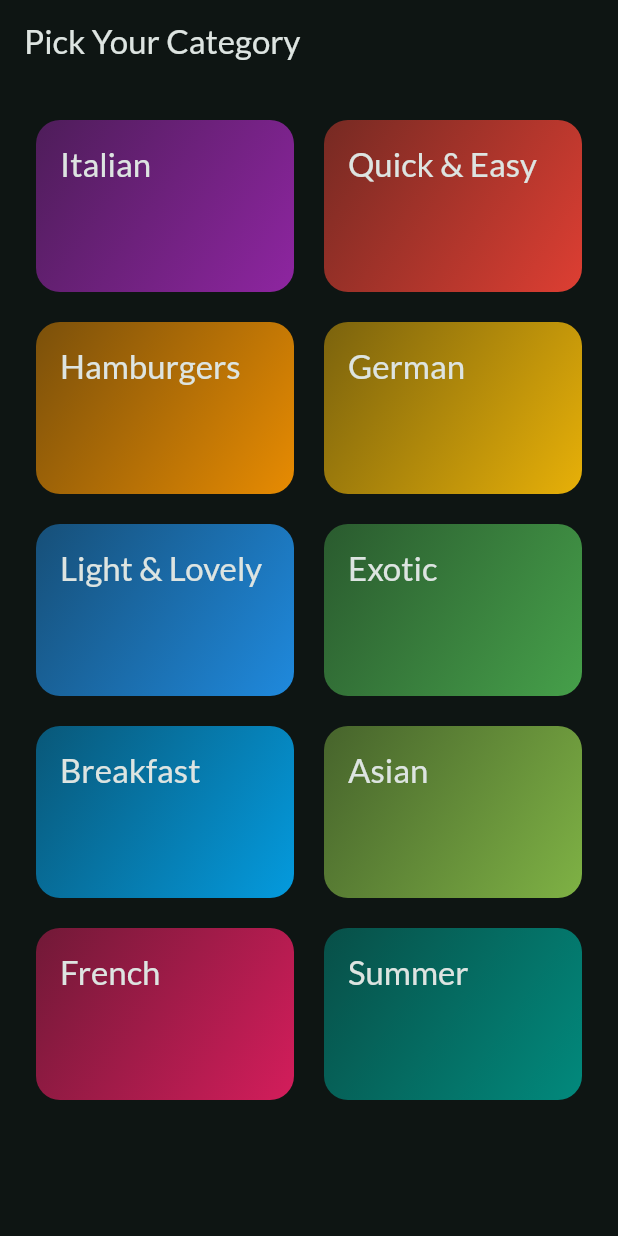
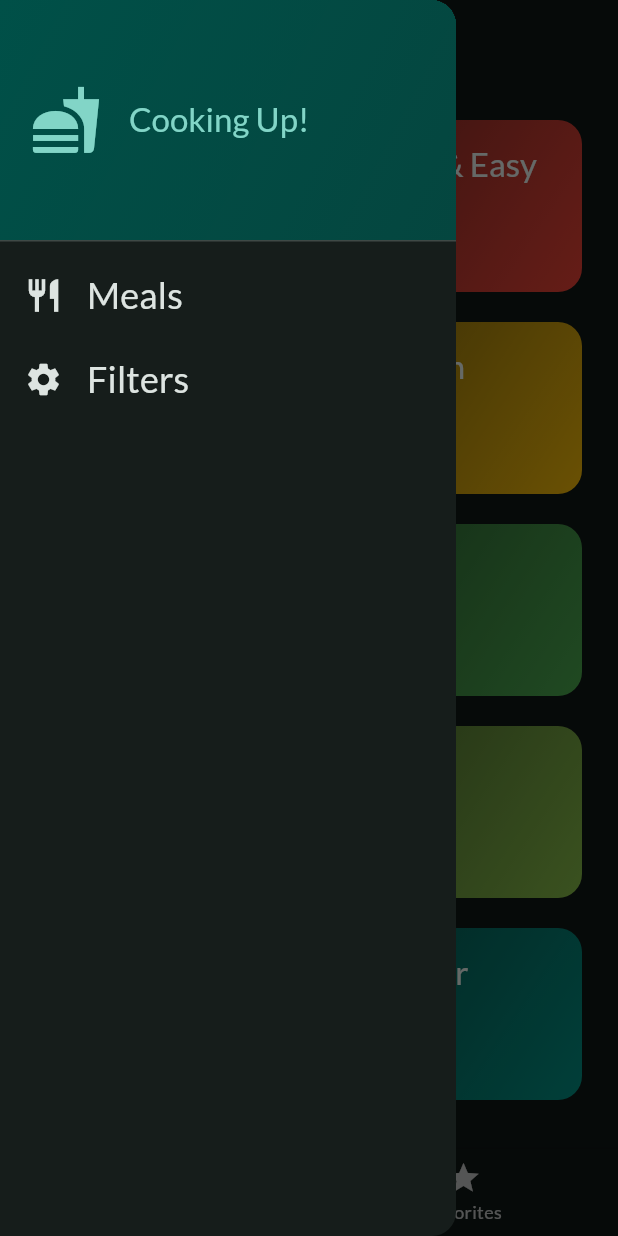
Before and after one commit to manques/flutter_meal_app, a Flutter app: the screen it shows after launch, with the side drawer open (before the commit the screen has no drawer), on a phone screen of 412 x 824 dp. Run offline on Flutter 3.47's test engine with Material 2 defaults, Android fonts, the phone set to English and light mode, and no system bars; our stand-ins replace google_fonts, transparent_image.

Commit message:
buildig multi screen & navigation

```diff
--- a/lib/app.dart
+++ b/lib/app.dart
@@ -1,15 +1,7 @@
 import 'package:flutter/material.dart';
-import 'package:flutter_meal_app/screens/categories/categories_screen.dart';
-import 'package:google_fonts/google_fonts.dart';
+import 'package:flutter_meal_app/screens/tabs_screen/tabs_screen.dart';
 
-final theme = ThemeData(
-  useMaterial3: true,
-  colorScheme: ColorScheme.fromSeed(
-    seedColor: const Color.fromARGB(255, 7, 236, 213),
-    brightness: Brightness.dark,
-  ),
-  textTheme: GoogleFonts.latoTextTheme(),
-);
+import 'core/theme/theme.dart';
 
 class App extends StatelessWidget {
   const App({super.key});
@@ -18,7 +10,7 @@ class App extends StatelessWidget {
   Widget build(BuildContext context) {
     return MaterialApp(
       theme: theme,
-      home: const CategoriesScreen(),
+      home: const TabsScreen(),
     );
   }
 }
--- /dev/null
+++ b/lib/core/theme/theme.dart
@@ -0,0 +1,11 @@
+import 'package:flutter/material.dart';
+import 'package:google_fonts/google_fonts.dart';
+
+final theme = ThemeData(
+  useMaterial3: true,
+  colorScheme: ColorScheme.fromSeed(
+    seedColor: const Color.fromARGB(255, 7, 236, 213),
+    brightness: Brightness.dark,
+  ),
+  textTheme: GoogleFonts.latoTextTheme(),
+);
--- a/lib/screens/categories/categories_screen.dart
+++ b/lib/screens/categories/categories_screen.dart
@@ -1,15 +1,24 @@
 import 'package:flutter/material.dart';
-import 'package:flutter_meal_app/data/meals_dummy_data.dart';
-import 'package:flutter_meal_app/screens/categories/category_item.dart';
-import 'package:flutter_meal_app/data/categories_dummy_data.dart';
+import 'package:flutter_meal_app/core/data/meals_dummy_data.dart';
+import 'package:flutter_meal_app/shared/widgets/category_item.dart';
+import 'package:flutter_meal_app/core/data/categories_dummy_data.dart';
 import 'package:flutter_meal_app/screens/meals/meals_screen.dart';
 import 'package:flutter_meal_app/models/category.dart';
 
+import '../../models/meal.dart';
+
 class CategoriesScreen extends StatelessWidget {
-  const CategoriesScreen({super.key});
+  const CategoriesScreen({
+    super.key,
+    required this.onToggleFavorite,
+    required this.availableMeals,
+  });
+
+  final void Function(Meal meal) onToggleFavorite;
+  final List<Meal> availableMeals;
 
   void _selectCategory(BuildContext context, Category category) {
-    final filteredMeals = mealsDummyData
+    final filteredMeals = availableMeals
         .where((meal) => meal.categories.contains(category.id))
         .toList();
     Navigator.of(context).push(
@@ -17,6 +26,7 @@ class CategoriesScreen extends StatelessWidget {
         builder: (ctx) => MealsScreen(
           title: category.title,
           meals: filteredMeals,
+          onToggleFavorite: onToggleFavorite,
         ),
       ),
     );
@@ -24,11 +34,7 @@ class CategoriesScreen extends StatelessWidget {
 
   @override
   Widget build(BuildContext context) {
-    return Scaffold(
-      appBar: AppBar(
-        title: const Text("Pick Your Category"),
-      ),
-      body: GridView(
+    return GridView(
       padding: const EdgeInsets.all(24),
       gridDelegate: const SliverGridDelegateWithFixedCrossAxisCount(
         crossAxisCount: 2,
@@ -55,7 +61,6 @@ class CategoriesScreen extends StatelessWidget {
             },
           )
       ],
-      ),
     );
   }
 }
--- /dev/null
+++ b/lib/screens/tabs_screen/tabs_screen.dart
@@ -0,0 +1,138 @@
+import 'package:flutter/material.dart';
+import 'package:flutter_meal_app/core/data/meals_dummy_data.dart';
+import 'package:flutter_meal_app/screens/categories/categories_screen.dart';
+import 'package:flutter_meal_app/screens/filters/filters_screen.dart';
+import 'package:flutter_meal_app/screens/meals/meals_screen.dart';
+import 'package:flutter_meal_app/shared/widgets/main_drawer.dart';
+
+import '../../models/meal.dart';
+
+const kInitialFilters = {
+  Filter.gluttenFree: false,
+  Filter.lactoseFree: false,
+  Filter.vegetarian: false,
+  Filter.vegan: false,
+};
+
+class TabsScreen extends StatefulWidget {
+  const TabsScreen({super.key});
+
+  @override
+  State<TabsScreen> createState() {
+    return _TabsScreenState();
+  }
+}
+
+class _TabsScreenState extends State<TabsScreen> {
+  int _selectedScreenIndex = 0;
+  final List<Meal> _favoriteMeals = [];
+  Map<Filter, bool> _selectedFilters = kInitialFilters;
+
+  void _showInfoMessage(String string) {
+    ScaffoldMessenger.of(context).clearSnackBars();
+    ScaffoldMessenger.of(context).showSnackBar(
+      SnackBar(
+        content: Text(string),
+      ),
+    );
+  }
+
+  void _toggleMealFavoriteStatus(Meal meal) {
+    final isExisting = _favoriteMeals.contains(meal);
+    if (isExisting) {
+      setState(() {
+        _favoriteMeals.remove(meal);
+      });
+      _showInfoMessage('Meal is no longer a favorite.');
+    } else {
+      setState(() {
+        _favoriteMeals.add(meal);
+      });
+      _showInfoMessage('Marked as a favorite!');
+    }
+  }
+
+  void _selectScreen(int index) {
+    setState(() {
+      _selectedScreenIndex = index;
+    });
+  }
+
+  void _setScreen(String identifier) async {
+    Navigator.of(context).pop();
+    if (identifier == 'filters') {
+      final result = await Navigator.of(context).push(
+        MaterialPageRoute(
+          builder: (ctx) => FiltersScreen(
+            currentFilters: _selectedFilters,
+          ),
+        ),
+      );
+      setState(() {
+        _selectedFilters = result ?? kInitialFilters;
+      });
+      print(result);
+    }
+  }
+
+  @override
+  Widget build(BuildContext context) {
+    final availableMeals = mealsDummyData.where((meal) {
+      if (_selectedFilters[Filter.gluttenFree]! && !meal.isGlutenFree) {
+        return false;
+      }
+
+      if (_selectedFilters[Filter.lactoseFree]! && !meal.isLactoseFree) {
+        return false;
+      }
+
+      if (_selectedFilters[Filter.vegetarian]! && !meal.isVegetarian) {
+        return false;
+      }
+
+      if (_selectedFilters[Filter.vegan]! && !meal.isVegan) {
+        return false;
+      }
+
+      return true;
+    }).toList();
+
+    Widget activeScreen = CategoriesScreen(
+      onToggleFavorite: _toggleMealFavoriteStatus,
+      availableMeals: availableMeals,
+    );
+    var selectedTitle = "Pick Your Category";
+
+    if (_selectedScreenIndex == 1) {
+      activeScreen = MealsScreen(
+        meals: _favoriteMeals,
+        onToggleFavorite: _toggleMealFavoriteStatus,
+      );
+      selectedTitle = 'Favorite';
+    }
+
+    return Scaffold(
+      appBar: AppBar(
+        title: Text(selectedTitle),
+      ),
+      drawer: MainDrawer(
+        onSelectScreen: _setScreen,
+      ),
+      body: activeScreen,
+      bottomNavigationBar: BottomNavigationBar(
+        onTap: _selectScreen,
+        currentIndex: _selectedScreenIndex,
+        items: const [
+          BottomNavigationBarItem(
+            icon: Icon(Icons.set_meal),
+            label: 'Categories',
+          ),
+          BottomNavigationBarItem(
+            icon: Icon(Icons.star),
+            label: 'Favorites',
+          ),
+        ],
+      ),
+    );
+  }
+}
--- /dev/null
+++ b/lib/shared/widgets/main_drawer.dart
@@ -0,0 +1,87 @@
+import 'package:flutter/material.dart';
+
+class MainDrawer extends StatelessWidget {
+  const MainDrawer({super.key, required this.onSelectScreen});
+
+  final void Function(String identifier) onSelectScreen;
+
+  @override
+  Widget build(BuildContext context) {
+    return Drawer(
+      child: Column(
+        children: [
+          DrawerHeader(
+            padding: const EdgeInsets.all(20),
+            decoration: BoxDecoration(
+              gradient: LinearGradient(
+                colors: [
+                  Theme.of(context).colorScheme.primaryContainer,
+                  Theme.of(context)
+                      .colorScheme
+                      .primaryContainer
+                      .withOpacity(0.8),
+                ],
+                begin: Alignment.topLeft,
+                end: Alignment.bottomRight,
+              ),
+            ),
+            child: Row(
+              children: [
+                Icon(
+                  Icons.fastfood,
+                  size: 48,
+                  color: Theme.of(context).colorScheme.primary,
+                ),
+                const SizedBox(
+                  width: 18,
+                ),
+                Text(
+                  'Cooking Up!',
+                  style: Theme.of(context).textTheme.titleLarge!.copyWith(
+                        color: Theme.of(context).colorScheme.primary,
+                      ),
+                ),
+              ],
+            ),
+          ),
+          // list title
+          ListTile(
+            leading: Icon(
+              Icons.restaurant,
+              size: 26,
+              color: Theme.of(context).colorScheme.onBackground,
+            ),
+            title: Text(
+              'Meals',
+              style: Theme.of(context).textTheme.titleSmall!.copyWith(
+                    color: Theme.of(context).colorScheme.onBackground,
+                    fontSize: 24,
+                  ),
+            ),
+            onTap: () {
+              onSelectScreen('meals');
+            },
+          ),
+
+          ListTile(
+            leading: Icon(
+              Icons.settings,
+              size: 26,
+              color: Theme.of(context).colorScheme.onBackground,
+            ),
+            title: Text(
+              'Filters',
+              style: Theme.of(context).textTheme.titleSmall!.copyWith(
+                    color: Theme.of(context).colorScheme.onBackground,
+                    fontSize: 24,
+                  ),
+            ),
+            onTap: () {
+              onSelectScreen('filters');
+            },
+          ),
+        ],
+      ),
+    );
+  }
+}
--- a/pubspec.yaml
+++ b/pubspec.yaml
@@ -36,6 +36,7 @@ dependencies:
   # Use with the CupertinoIcons class for iOS style icons.
   cupertino_icons: ^1.0.2
   google_fonts: ^5.0.0
+  transparent_image: ^2.0.1
 
 dev_dependencies:
   flutter_test:
```
Also changed, not shown: lib/screens/filters/filters_screen.dart (added, +181 -0 lines), lib/screens/meal_details/meal_details_screen.dart (added, +93 -0 lines), lib/screens/meals/meals_screen.dart (+28 -5 lines), lib/shared/widgets/meal_item.dart (added, +106 -0 lines), lib/shared/widgets/meal_item_trait.dart (added, +32 -0 lines), lib/core/data/categories_dummy_data.dart (renamed from lib/data/categories_dummy_data.dart), lib/core/data/meals_dummy_data.dart (renamed from lib/data/meals_dummy_data.dart), lib/screens/meals/meal_item.dart (deleted), lib/shared/widgets/category_item.dart (renamed from lib/screens/categories/category_item.dart), pubspec.lock, 3 other files. Lines whose indentation alone changed are shown as unchanged.
